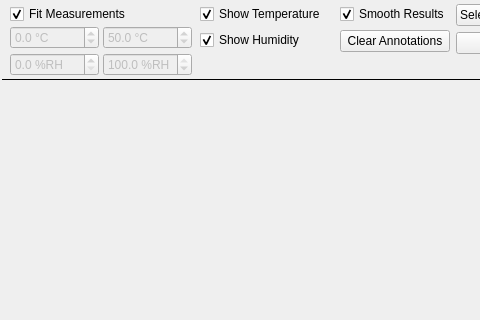
Before: the Qt Designer form manager/src/PlotWidget.ui in porkmarks/sense, drawn with Qt 5; both pictures show x 0 to 480 and y 0 to 320 of the 941 by 849 pixel window.
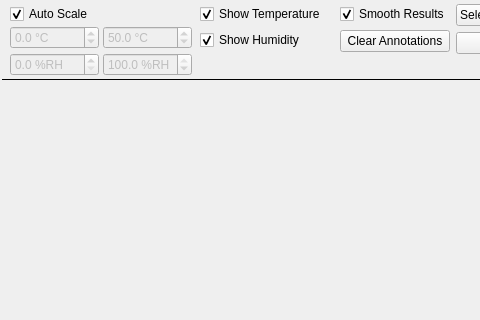
After: the same form once the commit is applied. Icons and pictures are not drawn. Custom widgets are drawn as their Qt base class.

```diff
--- a/manager/src/PlotWidget.ui
+++ b/manager/src/PlotWidget.ui
@@ -107,7 +107,7 @@
          <item>
           <widget class="QCheckBox" name="fitMeasurements">
            <property name="text">
-            <string>Fit Measurements</string>
+            <string>Auto Scale</string>
            </property>
            <property name="checked">
             <bool>true</bool>
```
